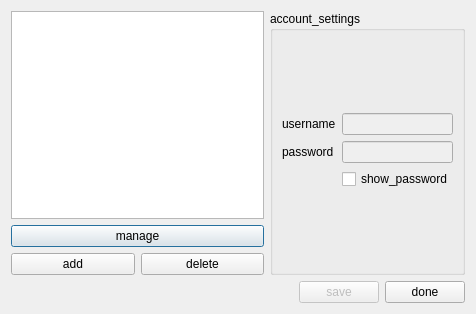
canercandan/qlik, file client/ui/Accounts.ui: the form before one commit.
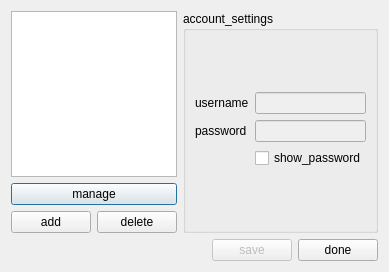
The form after the commit. Icons and pictures are not drawn.

Patch:
```diff
--- a/client/ui/Accounts.ui
+++ b/client/ui/Accounts.ui
@@ -5,8 +5,8 @@
    <rect>
     <x>0</x>
     <y>0</y>
-    <width>476</width>
-    <height>314</height>
+    <width>371</width>
+    <height>272</height>
    </rect>
   </property>
   <property name="windowTitle" >
```
Left out of the diff: 10 changed lines with no effect on the pictures.
